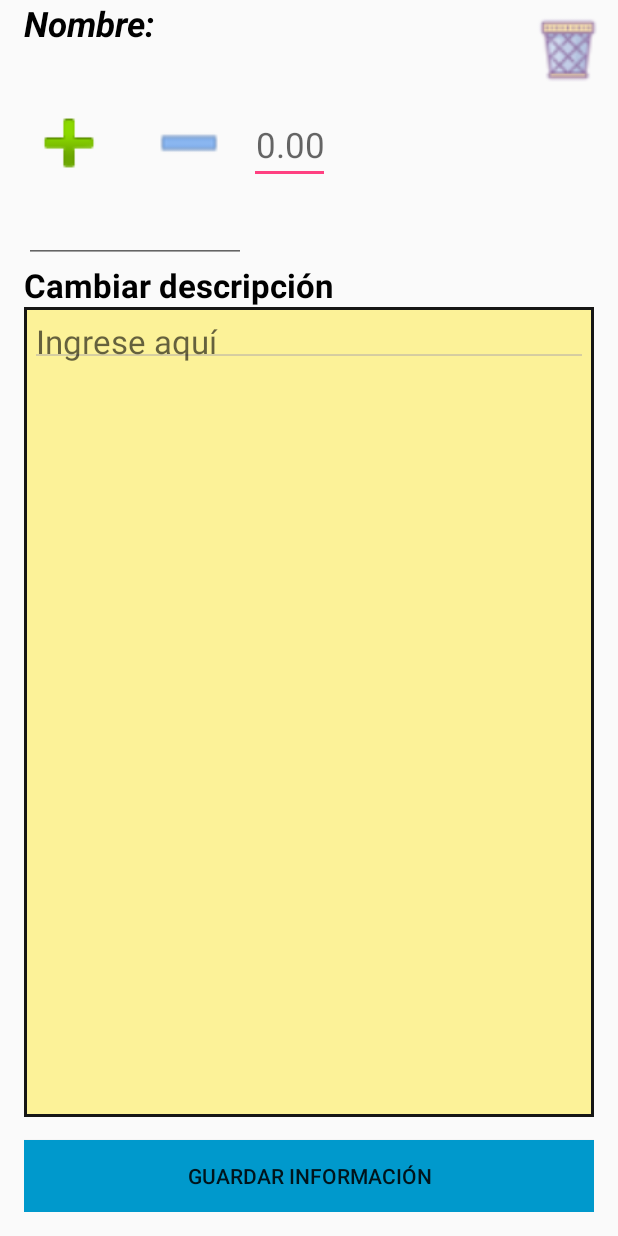
After one commit to Borreguin/TiendApp, an Android app: the layout activity_act_edit_note.xml on its own in the app's theme, with its tools: preview values and no code run, on a phone screen of 412 x 824 dp. The commit adds this screen. Run offline under Robolectric (Android 15) with nearby library versions, the phone set to English and light mode, and no system bars.

Commit message:
Fix some problems

```diff
--- a/app/src/main/res/layout/activity_act_client_details.xml
+++ b/app/src/main/res/layout/activity_act_client_details.xml
@@ -6,7 +6,7 @@
     android:layout_width="match_parent"
     android:layout_height="match_parent"
     android:fitsSystemWindows="true"
-    tools:context="com.borreguin.tiendapp.Act_ClientDetails">
+    tools:context="com.borreguin.tiendapp.Act_ClientAccount">
 
     <android.support.design.widget.AppBarLayout
         android:layout_width="match_parent"
--- /dev/null
+++ b/app/src/main/res/layout/activity_act_edit_note.xml
@@ -0,0 +1,147 @@
+<?xml version="1.0" encoding="utf-8"?>
+<LinearLayout xmlns:android="http://schemas.android.com/apk/res/android"
+    xmlns:app="http://schemas.android.com/apk/res-auto"
+    xmlns:tools="http://schemas.android.com/tools"
+    android:id="@+id/container"
+    android:layout_width="match_parent"
+    android:layout_height="match_parent"
+    android:orientation="vertical"
+    tools:context="com.borreguin.tiendapp.Act_Edit_Note">
+
+    <RelativeLayout
+        android:layout_width="match_parent"
+        android:layout_height="wrap_content">
+
+        <TextView
+            android:layout_width="wrap_content"
+            android:layout_height="wrap_content"
+            android:text="@string/name"
+            android:id="@id/clientName"
+            android:gravity="left"
+            android:textSize="23dp"
+            android:textColor="@color/title"
+            android:textStyle="bold|italic"
+            android:layout_marginLeft="@dimen/activity_horizontal_margin"/>
+
+        <Button
+            android:id="@+id/btn_deleteNote"
+            android:layout_width="45dp"
+            android:layout_height="45dp"
+            android:layout_margin="10sp"
+            android:layout_alignParentEnd="true"
+            android:layout_alignParentRight="true"
+            android:background="@drawable/trash_20"
+            />
+
+
+    </RelativeLayout>
+
+
+
+
+    <RelativeLayout
+        android:layout_width="match_parent"
+        android:layout_height="wrap_content">
+
+        <Button
+            android:layout_width="60dp"
+            android:layout_height="60dp"
+            android:id="@+id/btn_addDeft"
+            android:layout_marginLeft="@dimen/activity_horizontal_margin"
+            android:background="@android:drawable/ic_input_add"
+
+            />
+
+        <Button
+            android:layout_width="40dp"
+            android:layout_height="60dp"
+            android:layout_marginLeft="30dp"
+            android:id="@+id/btn_lessDeft"
+            android:layout_toRightOf="@+id/btn_addDeft"
+            android:background="@drawable/minus"
+            />
+
+        <EditText
+            android:layout_width="wrap_content"
+            android:layout_height="wrap_content"
+            android:layout_toRightOf="@id/btn_lessDeft"
+            android:id="@+id/txt_Deft"
+            android:layout_marginTop="5sp"
+            android:layout_marginLeft="20sp"
+            android:textSize="23sp"
+            android:textColor="@color/black"
+            android:gravity="center_vertical|center"
+            android:hint="@string/zero"
+            android:inputType="numberDecimal|numberSigned"
+            />
+    </RelativeLayout>
+
+    <RelativeLayout
+        android:layout_width="match_parent"
+        android:layout_marginBottom="@dimen/activity_vertical_margin"
+        android:layout_height="match_parent"
+        android:layout_marginLeft="@dimen/activity_horizontal_margin"
+        android:layout_marginRight="@dimen/activity_horizontal_margin">
+
+
+        <EditText
+            android:id="@+id/edt_date"
+            android:layout_width="wrap_content"
+            android:layout_height="wrap_content"
+            android:layout_alignParentEnd="true"
+            android:layout_alignParentRight="true"
+            android:layout_alignParentTop="true"
+            android:layout_marginEnd="232dp"
+            android:layout_marginRight="232dp"
+            android:ems="10"
+            android:clickable="true"
+            android:textSize="22sp"
+            android:focusable="false"
+            android:inputType="date" />
+
+        <TextView
+            android:layout_width="match_parent"
+            android:layout_height="wrap_content"
+            android:text="@string/change_description"
+            android:textColor="@color/black"
+            android:layout_below="@+id/edt_date"
+            android:id="@+id/txt_desc"
+            android:textSize="22sp"
+            android:textStyle="bold"/>
+
+        <com.borreguin.tiendapp.Utilities.LinedEditText
+            android:id="@+id/txt_notes"
+            android:layout_width="match_parent"
+            android:padding="8sp"
+            android:layout_height="match_parent"
+            android:layout_below="@+id/txt_desc"
+            android:layout_above="@+id/btn_editNote"
+            android:gravity="start"
+            android:textSize="22sp"
+            android:scrollbars="vertical"
+            android:hint="@string/Enter_here"
+            android:background="@drawable/background_note"
+            android:inputType="textMultiLine|textAutoComplete"/>
+
+        <Button
+            android:id="@+id/btn_editNote"
+            android:layout_width="match_parent"
+            android:layout_height="wrap_content"
+            android:layout_marginTop="15sp"
+            android:layout_alignParentBottom="true"
+            android:text="@string/Save_Information"
+            android:background="@android:color/holo_blue_dark"
+            />
+
+    </RelativeLayout>
+
+
+    <android.support.design.widget.BottomNavigationView
+        android:id="@+id/navigation"
+        android:layout_width="match_parent"
+        android:layout_height="wrap_content"
+        android:layout_gravity="bottom"
+        android:background="?android:attr/windowBackground"
+        app:menu="@menu/navigation" />
+
+</LinearLayout>
--- a/app/src/main/res/layout/content_act_client_details.xml
+++ b/app/src/main/res/layout/content_act_client_details.xml
@@ -6,7 +6,7 @@
     android:layout_width="fill_parent"
     android:layout_height="fill_parent"
     app:layout_behavior="@string/appbar_scrolling_view_behavior"
-    tools:context="com.borreguin.tiendapp.Act_ClientDetails"
+    tools:context="com.borreguin.tiendapp.Act_ClientAccount"
     tools:showIn="@layout/activity_act_client_details">
 
 
--- a/app/src/main/res/values/strings.xml
+++ b/app/src/main/res/values/strings.xml
@@ -43,4 +43,5 @@
     <string name="total">Total:</string>
     <string name="add_description">Añadir descripción: </string>
     <string name="NoteDetails">Detalles de la nota</string>
+    <string name="change_description">Cambiar descripción</string>
 </resources>
```
Also changed, not shown: app/src/main/AndroidManifest.xml (+9 -0 lines), app/src/main/java/com/borreguin/tiendapp/Act_ClientAccount.java (added, +202 -0 lines), app/src/main/java/com/borreguin/tiendapp/Act_DetailsNote.java (+12 -0 lines), app/src/main/java/com/borreguin/tiendapp/Act_Edit_Note.java (added, +233 -0 lines), 41 other files.
